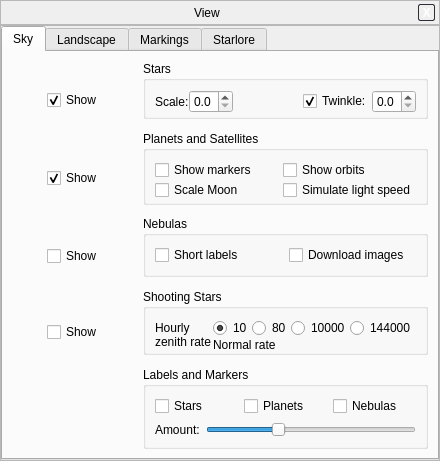
Old version of the form src/gui/viewDialog.ui in the repository 519984307/stellarium_src.
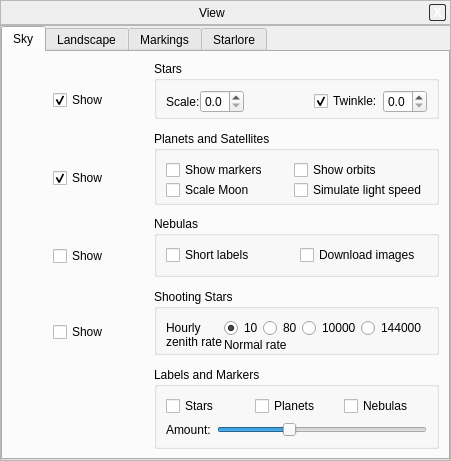
New version of the form. The open tabs and pages were chosen to show the change. Icons and pictures are not drawn. Custom widgets are drawn as their Qt base class.

Commit message: Re-saved UI files to make sure stylesheets are NOT marked for translation.

What changed in the file:
```diff
--- a/src/gui/viewDialog.ui
+++ b/src/gui/viewDialog.ui
@@ -5,7 +5,7 @@
    <rect>
     <x>0</x>
     <y>0</y>
-    <width>440</width>
+    <width>451</width>
     <height>461</height>
    </rect>
   </property>
@@ -164,8 +164,8 @@
           <rect>
            <x>0</x>
            <y>0</y>
-           <width>432</width>
-           <height>404</height>
+           <width>443</width>
+           <height>405</height>
           </rect>
          </property>
          <attribute name="title" >
```
Left out of the diff: 14 changed lines with no effect on the pictures. The commit also changes 4 other files.
